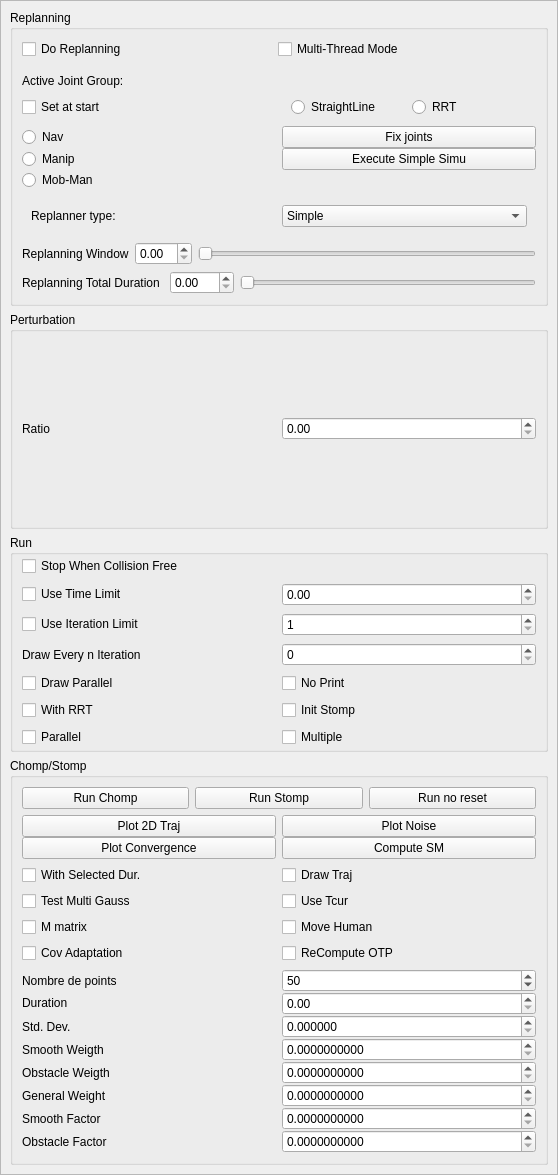
First picture: the form in src/move3d-qt-gui-libs/src/qtMainInterface/sideWidgets/qtReplanning.ui, repository jmainpri/move3d-studio, before the edit.
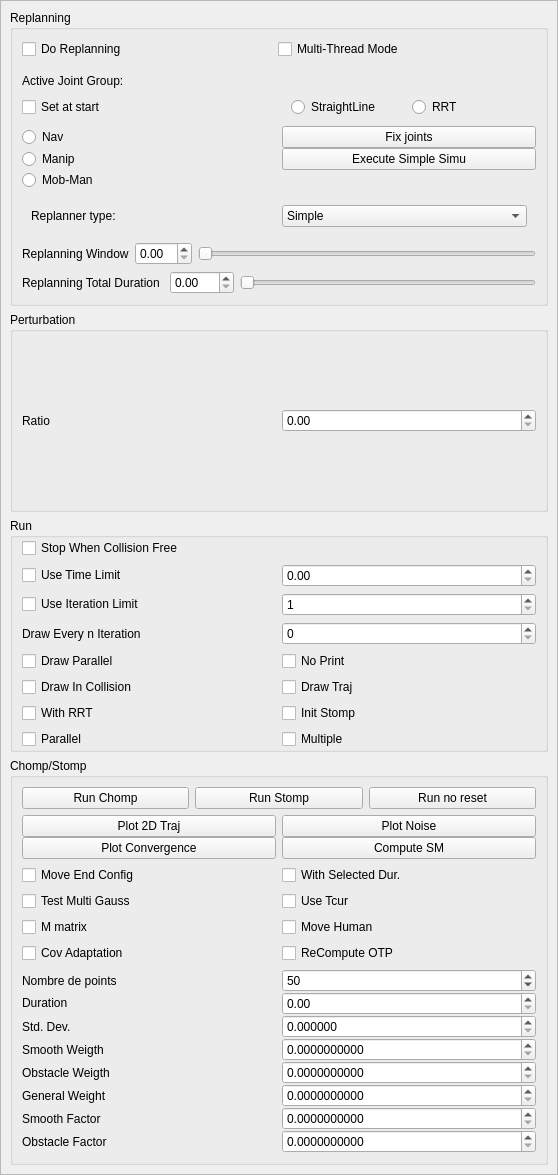
Second picture: the form after the edit.

```diff
--- a/src/move3d-qt-gui-libs/src/qtMainInterface/sideWidgets/qtReplanning.ui
+++ b/src/move3d-qt-gui-libs/src/qtMainInterface/sideWidgets/qtReplanning.ui
@@ -320,7 +320,7 @@
             </property>
            </widget>
           </item>
-          <item row="7" column="0">
+          <item row="8" column="0">
            <widget class="QCheckBox" name="checkBoxWithRRT">
             <property name="text">
              <string>With RRT</string>
@@ -348,14 +348,14 @@
             </property>
            </widget>
           </item>
-          <item row="8" column="0">
+          <item row="9" column="0">
            <widget class="QCheckBox" name="checkBoxStompParallel">
             <property name="text">
              <string>Parallel</string>
             </property>
            </widget>
           </item>
-          <item row="8" column="1">
+          <item row="9" column="1">
            <widget class="QCheckBox" name="checkBoxMultipleStomp">
             <property name="text">
              <string>Multiple</string>
@@ -365,7 +365,7 @@
           <item row="5" column="1">
            <widget class="QSpinBox" name="spinBoxStompDrawIteration"/>
           </item>
-          <item row="7" column="1">
+          <item row="8" column="1">
            <widget class="QCheckBox" name="checkBoxInitStomp">
             <property name="text">
              <string>Init Stomp</string>
@@ -389,6 +389,20 @@
             </property>
            </widget>
           </item>
+          <item row="7" column="0">
+           <widget class="QCheckBox" name="checkBoxStompDrawInCollision">
+            <property name="text">
+             <string>Draw In Collision</string>
+            </property>
+           </widget>
+          </item>
+          <item row="7" column="1">
+           <widget class="QCheckBox" name="checkBoxDrawTraj">
+            <property name="text">
+             <string>Draw Traj</string>
+            </property>
+           </widget>
+          </item>
          </layout>
         </widget>
        </item>
@@ -483,62 +497,62 @@
              <property name="margin">
               <number>0</number>
              </property>
-             <item row="1" column="0">
-              <widget class="QCheckBox" name="checkBoxSelectedDuration">
-               <property name="text">
-                <string>With Selected Dur.</string>
-               </property>
-              </widget>
-             </item>
-             <item row="1" column="1">
-              <widget class="QCheckBox" name="checkBoxDrawTraj">
-               <property name="text">
-                <string>Draw Traj</string>
-               </property>
-              </widget>
-             </item>
-             <item row="2" column="1">
-              <widget class="QCheckBox" name="checkBoxOptimizeCurrentTraj">
-               <property name="text">
-                <string>Use Tcur</string>
-               </property>
-              </widget>
-             </item>
-             <item row="2" column="0">
+             <item row="3" column="0">
               <widget class="QCheckBox" name="checkBoxTestMultiGauss">
                <property name="text">
                 <string>Test Multi Gauss</string>
                </property>
               </widget>
              </item>
-             <item row="3" column="0">
-              <widget class="QCheckBox" name="checkBoxMMatrix">
-               <property name="text">
-                <string>M matrix</string>
-               </property>
-              </widget>
-             </item>
-             <item row="5" column="1">
+             <item row="6" column="1">
               <widget class="QCheckBox" name="checkBoxRecomputeOtp">
                <property name="text">
                 <string>ReCompute OTP</string>
                </property>
               </widget>
              </item>
-             <item row="3" column="1">
+             <item row="4" column="1">
               <widget class="QCheckBox" name="checkBoxMoveHuman">
                <property name="text">
                 <string>Move Human</string>
                </property>
               </widget>
              </item>
-             <item row="5" column="0">
+             <item row="4" column="0">
+              <widget class="QCheckBox" name="checkBoxMMatrix">
+               <property name="text">
+                <string>M matrix</string>
+               </property>
+              </widget>
+             </item>
+             <item row="3" column="1">
+              <widget class="QCheckBox" name="checkBoxOptimizeCurrentTraj">
+               <property name="text">
+                <string>Use Tcur</string>
+               </property>
+              </widget>
+             </item>
+             <item row="6" column="0">
               <widget class="QCheckBox" name="checkBoxCovAdaptation">
                <property name="text">
                 <string>Cov Adaptation</string>
                </property>
               </widget>
              </item>
+             <item row="2" column="0">
+              <widget class="QCheckBox" name="checkBoxMoveEndConfig">
+               <property name="text">
+                <string>Move End Config</string>
+               </property>
+              </widget>
+             </item>
+             <item row="2" column="1">
+              <widget class="QCheckBox" name="checkBoxSelectedDuration">
+               <property name="text">
+                <string>With Selected Dur.</string>
+               </property>
+              </widget>
+             </item>
             </layout>
            </widget>
           </item>
```
